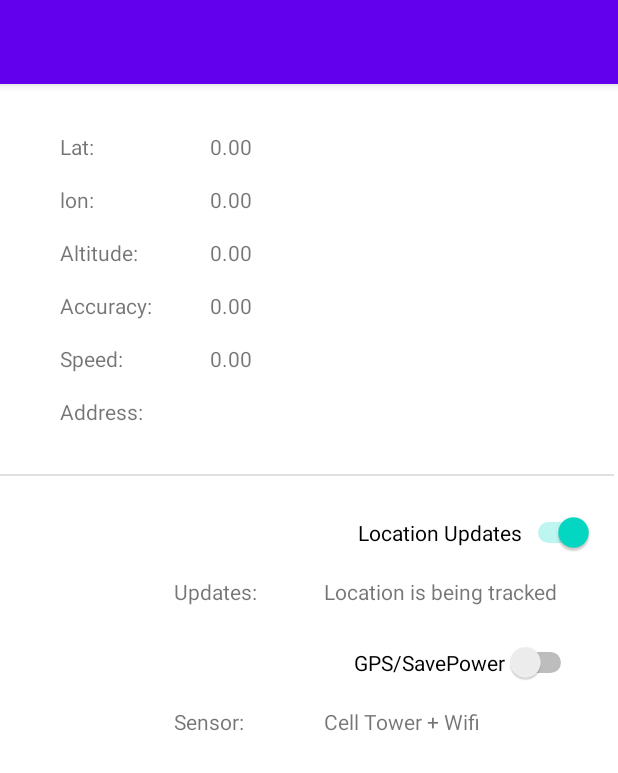
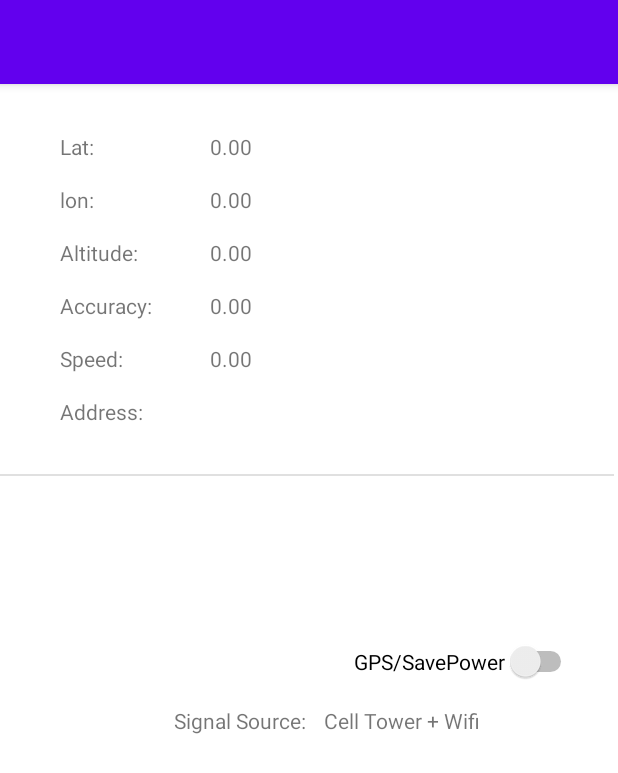
Before and after one commit to audribean/GeoCode-DANDYHACKS, an Android app: the screen it shows after launch (MainActivity), on a phone screen of 412 x 824 dp. Shown: the top 773 px of the screen. Run offline under Robolectric (Android 15) with nearby library versions, the light colour scheme and no system bars.

Commit message:
Got rid of turn off tracking. Added code for geocoding. cannot figure out why it keeps on falling into the catch exception

```diff
--- a/app/src/main/res/layout/activity_main.xml
+++ b/app/src/main/res/layout/activity_main.xml
@@ -110,7 +110,7 @@
         android:layout_marginStart="116dp"
         android:layout_marginLeft="116dp"
         android:layout_marginTop="16dp"
-        android:text="Sensor:"
+        android:text="Signal Source:"
         app:layout_constraintStart_toStartOf="parent"
         app:layout_constraintTop_toBottomOf="@+id/sw_gps" />
 
@@ -122,47 +122,16 @@
         app:layout_constraintStart_toEndOf="@+id/tv_labelsensor"
         app:layout_constraintTop_toTopOf="@+id/tv_labelsensor" />
 
-    <TextView
-        android:id="@+id/tv_labelupdates"
-        android:layout_width="100dp"
-        android:layout_height="wrap_content"
-        android:layout_marginStart="116dp"
-        android:layout_marginLeft="116dp"
-        android:layout_marginTop="16dp"
-        android:text="Updates:"
-        app:layout_constraintStart_toStartOf="parent"
-        app:layout_constraintTop_toBottomOf="@+id/sw_locationsupdates" />
-
-    <TextView
-        android:id="@+id/tv_updates"
-        android:layout_width="wrap_content"
-        android:layout_height="wrap_content"
-        android:text="Location is being tracked"
-        app:layout_constraintStart_toEndOf="@+id/tv_labelupdates"
-        app:layout_constraintTop_toTopOf="@+id/tv_labelupdates" />
-
-    <Switch
-        android:id="@+id/sw_locationsupdates"
-        android:layout_width="wrap_content"
-        android:layout_height="wrap_content"
-        android:layout_marginTop="24dp"
-        android:checked="true"
-        android:text="Location Updates"
-        app:layout_constraintEnd_toEndOf="parent"
-        app:layout_constraintHorizontal_bias="0.937"
-        app:layout_constraintStart_toStartOf="parent"
-        app:layout_constraintTop_toBottomOf="@+id/divider" />
-
     <Switch
         android:id="@+id/sw_gps"
         android:layout_width="wrap_content"
         android:layout_height="wrap_content"
-        android:layout_marginTop="24dp"
+        android:layout_marginTop="110dp"
         android:text="GPS/SavePower"
         app:layout_constraintEnd_toEndOf="parent"
         app:layout_constraintHorizontal_bias="0.896"
         app:layout_constraintStart_toStartOf="parent"
-        app:layout_constraintTop_toBottomOf="@+id/tv_labelupdates" />
+        app:layout_constraintTop_toBottomOf="@+id/divider" />
 
     <TextView
         android:id="@+id/tv_address"
```
Also changed, not shown: app/src/main/java/com/dandyhacks/gpstracker/MainActivity.java (+20 -4 lines).
